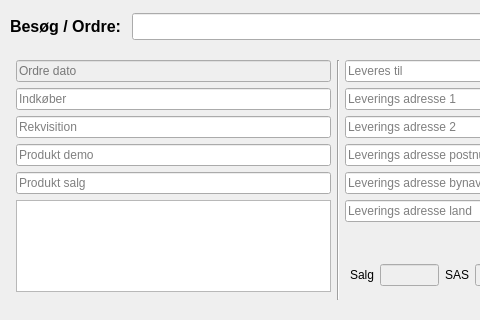
Old version of the form buildtools/ui/order_dialog.ui in the repository fhdk/eordre2; both pictures show x 0 to 480 and y 0 to 320 of the 636 by 568 pixel window.
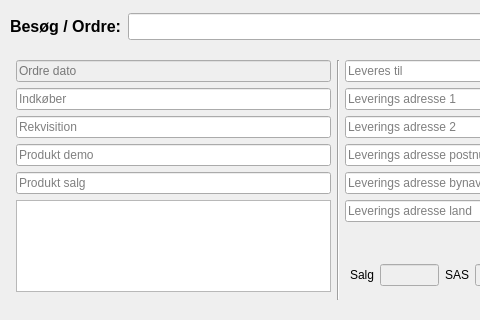
New version of the form.

Diff of the .ui file:
```diff
--- a/buildtools/ui/order_dialog.ui
+++ b/buildtools/ui/order_dialog.ui
@@ -272,7 +272,7 @@
        </font>
       </property>
       <property name="text">
-       <string>Besøg / Ordre: </string>
+                            <string>Besøg / Ordre:</string>
       </property>
      </widget>
     </item>
```
Lines whose indentation alone changed are shown as unchanged.
